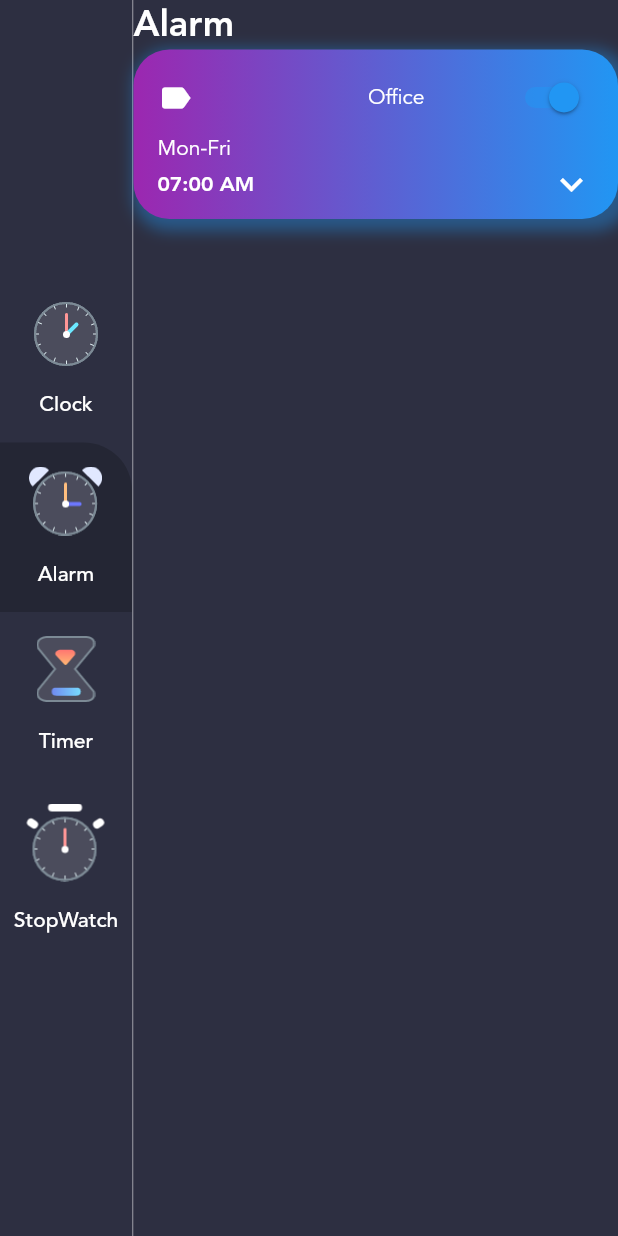
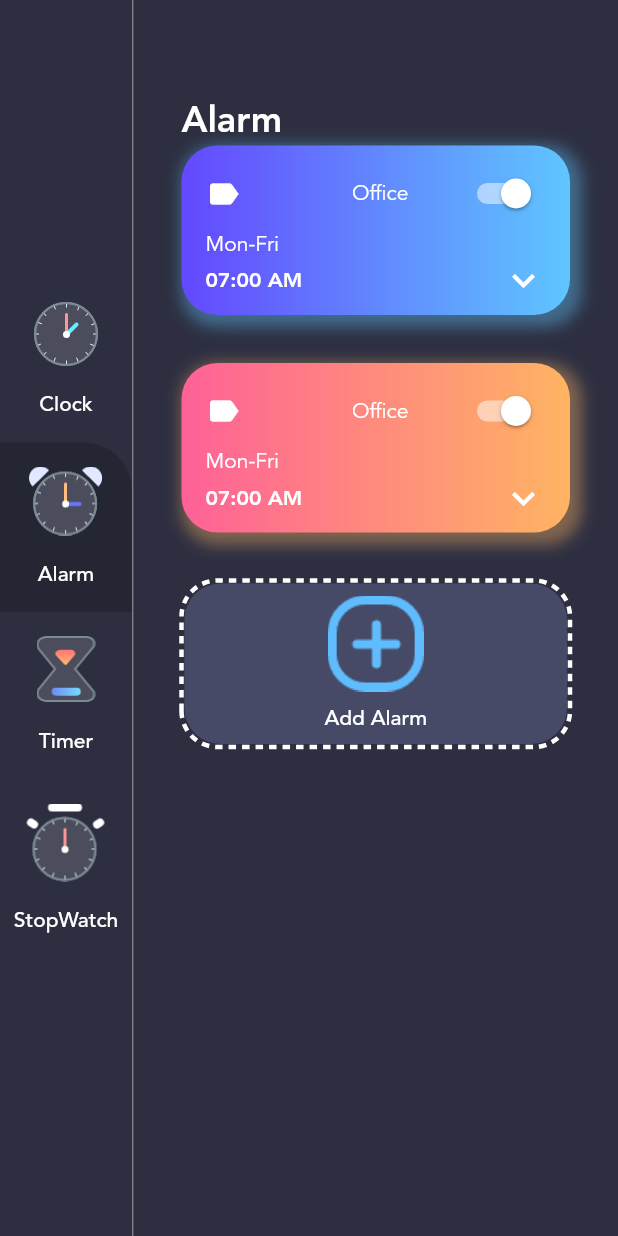
Before and after one commit to yusukefirstdevelop/ClockWithFlutter, a Flutter app: the screen it shows after launch, after a tap on "Alarm", on a phone screen of 412 x 824 dp. Run offline on Flutter 3.47's test engine with Material 2 defaults, Android fonts, the phone set to English and light mode, and no system bars; drawn by our look-alikes of dotted_border; our stand-ins replace flutter_local_notifications, sqflite; accounts and stored records are empty.

Commit message:
ultimo push

```diff
--- a/lib/data.dart
+++ b/lib/data.dart
@@ -1,8 +1,10 @@
+import 'package:uitraining/constants/theme_data.dart';
 import 'package:uitraining/enums.dart';
 import 'package:uitraining/models/alarm_info.dart';
 
 import 'models/menu_info.dart';
 
+// Dados do Sidebar
 List<MenuInfo> menuItems = [
   MenuInfo(MenuType.clock,
       title: "Clock", imageSource: "assets/clock_icon.png"),
@@ -14,6 +16,10 @@ List<MenuInfo> menuItems = [
       title: "StopWatch", imageSource: "assets/stopwatch_icon.png"),
 ];
 
+// LIsta de Alarm
 List<AlarmInfo> alarms = [
-  AlarmInfo(DateTime.now().add(Duration(hours: 1)), description: "Off")
+  AlarmInfo(DateTime.now().add(Duration(hours: 1)),
+      description: "Off", gradientColors: GradientColors.sky),
+  AlarmInfo(DateTime.now().add(Duration(hours: 2)),
+      description: "Sport", gradientColors: GradientColors.sunset),
 ];
--- a/lib/main.dart
+++ b/lib/main.dart
@@ -1,10 +1,37 @@
 import 'package:flutter/material.dart';
+import 'package:flutter_local_notifications/flutter_local_notifications.dart';
 import 'package:provider/provider.dart';
 import 'package:uitraining/enums.dart';
 import 'package:uitraining/models/menu_info.dart';
 import 'package:uitraining/views/homepage.dart';
 
-void main() {
+// Ativando Plugin de Notificacao
+final FlutterLocalNotificationsPlugin flutterLocalNotificationsPlugin =
+    FlutterLocalNotificationsPlugin();
+void main() async {
+  WidgetsFlutterBinding.ensureInitialized();
+
+  //Configuracao pra Android
+  var initializationSettingsAndroid =
+      const AndroidInitializationSettings('chameleon');
+
+  //Configuracao pra IOS
+  var initializationSettingIOS = IOSInitializationSettings(
+      requestAlertPermission: true,
+      requestBadgePermission: true,
+      requestSoundPermission: true,
+      onDidReceiveLocalNotification:
+          (int id, String? title, String? body, String? payload) async {});
+  var initializationSettings = InitializationSettings(
+    android: initializationSettingsAndroid,
+    iOS: initializationSettingIOS,
+  );
+  await flutterLocalNotificationsPlugin.initialize(initializationSettings,
+      onSelectNotification: (String? payload) async {
+    if (payload != null) {
+      debugPrint('notification payload: ' + payload);
+    }
+  });
   runApp(const MyApp());
 }
 
--- a/lib/models/alarm_info.dart
+++ b/lib/models/alarm_info.dart
@@ -1,7 +1,14 @@
+import 'package:flutter/material.dart';
+
 class AlarmInfo {
   DateTime alarmDateTime;
   String? description;
   bool? isActive;
+  List<Color> gradientColors;
+  String? title;
 
-  AlarmInfo(this.alarmDateTime, {this.description});
+  AlarmInfo(this.alarmDateTime,
+      {this.description, required this.gradientColors});
+
+  Map<String, Object?> toMap() {}
 }
--- a/lib/views/alarm_page.dart
+++ b/lib/views/alarm_page.dart
@@ -1,5 +1,11 @@
+import 'package:dotted_border/dotted_border.dart';
 import 'package:flutter/material.dart';
+import 'package:flutter_local_notifications/flutter_local_notifications.dart';
+import 'package:uitraining/constants/theme_data.dart';
 import 'package:uitraining/data.dart';
+import 'package:uitraining/main.dart';
+
+import '../models/alarm_info.dart';
 
 class AlarmPage extends StatefulWidget {
   const AlarmPage({Key? key}) : super(key: key);
@@ -11,7 +17,10 @@ class AlarmPage extends StatefulWidget {
 class _AlarmPageState extends State<AlarmPage> {
   @override
   Widget build(BuildContext context) {
-    return Column(
+    return Container(
+      // color: Colors.amber,
+      padding: const EdgeInsets.symmetric(horizontal: 32, vertical: 64),
+      child: Column(
         crossAxisAlignment: CrossAxisAlignment.start,
         children: <Widget>[
           const Text(
@@ -20,30 +29,34 @@ class _AlarmPageState extends State<AlarmPage> {
               fontFamily: "avenir",
               fontWeight: FontWeight.w700,
               color: Colors.white,
-              fontSize: 24),
+              fontSize: 24,
+            ),
           ),
           Expanded(
             child: ListView(
-            children: alarms.map((alarm) {
+              children: alarms.map<Widget>((alarm) {
                 return Container(
+                  margin: const EdgeInsets.only(bottom: 32),
                   padding:
                       const EdgeInsets.symmetric(horizontal: 16, vertical: 8),
                   // ignore: prefer_const_constructors
                   //DECORANDO O BOX DO ALARM
                   decoration: BoxDecoration(
-                  gradient: const LinearGradient(
-                    colors: [Colors.purple, Colors.blue],
+                    gradient: LinearGradient(
+                      //Cor buscada na theme_data
+                      colors: alarm.gradientColors,
                       begin: Alignment.centerLeft,
                       end: Alignment.centerRight,
                     ),
                     // SOMBRA
                     boxShadow: [
                       BoxShadow(
-                      color: Colors.blue.withOpacity(0.4),
+                        color: alarm.gradientColors.last.withOpacity(0.4),
                         // borrão
                         blurRadius: 8,
                         //Space da parte de tras do box (a sombra)
                         spreadRadius: 4,
+                        //posicao da onde a sombra vai ficar
                         offset: Offset(4, 4),
                       )
                     ],
@@ -55,29 +68,30 @@ class _AlarmPageState extends State<AlarmPage> {
                       Row(
                         mainAxisAlignment: MainAxisAlignment.spaceBetween,
                         children: <Widget>[
-                        Icon(
+                          const Icon(
                             Icons.label,
                             color: Colors.white,
                             size: 24,
                           ),
-                        SizedBox(
+                          const SizedBox(
                             width: 8,
                           ),
-                        Text(
+                          const Text(
                             "Office",
                             style: TextStyle(
                                 color: Colors.white, fontFamily: "avenir"),
                           ),
                           Switch(
+                            onChanged: (bool value) {},
                             value: true,
-                          onChanged: (bool value) {},
+                            activeColor: Colors.white,
                           ),
                         ],
                       ),
                       Text(
                         "Mon-Fri",
-                      style:
-                          TextStyle(color: Colors.white, fontFamily: "avenir"),
+                        style: TextStyle(
+                            color: Colors.white, fontFamily: "avenir"),
                       ),
                       Row(
                         mainAxisAlignment: MainAxisAlignment.spaceBetween,
@@ -100,10 +114,99 @@ class _AlarmPageState extends State<AlarmPage> {
                     ],
                   ),
                 );
-            }).toList(),
+                //Box de adicionar o alarm
+              }).followedBy([
+                DottedBorder(
+                  strokeWidth: 3,
+                  color: Colors.white,
+                  borderType: BorderType.RRect,
+                  radius: Radius.circular(24),
+                  dashPattern: [5, 4],
+                  child: Container(
+                    width: double.infinity,
+                    decoration: BoxDecoration(
+                      color: Color.fromARGB(255, 70, 74, 103),
+                      borderRadius: BorderRadius.all(
+                        Radius.circular(24),
+                      ),
+                    ),
+                    child: FlatButton(
+                      padding: const EdgeInsets.symmetric(
+                          horizontal: 32, vertical: 8),
+                      onPressed: () {
+                        // scheduleAlarm();
+                      },
+                      child: Column(
+                        children: [
+                          Image.asset(
+                            "assets/add_alarm.png",
+                          ),
+                          SizedBox(height: 8),
+                          Text(
+                            "Add Alarm",
+                            style: TextStyle(
+                                color: Colors.white, fontFamily: "avenir"),
+                          ),
+                        ],
+                      ),
+                    ),
+                  ),
+                )
+                //Transformando em uma lista
+              ]).toList(),
             ),
           ),
         ],
+      ),
     );
   }
+
+  void scheduleAlarm(
+      DateTime scheduledNotificationDateTime, AlarmInfo alarmInfo) async {
+    var androidPlatformChannelSpecifics = AndroidNotificationDetails(
+      'alarm_notif',
+      'alarm_notif',
+      // NEcessario fazer algumas mudancas nas pastas do ANDROID
+      icon: 'chameleon',
+      sound: RawResourceAndroidNotificationSound('a_long_cold_sting'),
+      largeIcon: DrawableResourceAndroidBitmap('chameleon'),
+    );
+
+    // Necessario fazer algumas mudancas nas pastas do IOS
+    var iOSPlatformChannelSpecifics = IOSNotificationDetails(
+        sound: 'a_long_cold_sting.wav',
+        presentAlert: true,
+        presentBadge: true,
+        presentSound: true);
+    var platformChannelSpecifics = NotificationDetails(
+        android: androidPlatformChannelSpecifics,
+        iOS: iOSPlatformChannelSpecifics);
+
+    await flutterLocalNotificationsPlugin.schedule(0, 'Office', alarmInfo.title,
+        scheduledNotificationDateTime, platformChannelSpecifics);
   }
+
+  // void onSaveAlarm() {
+  //   DateTime scheduleAlarmDateTime;
+  //   if (_alarmTime.isAfter(DateTime.now()))
+  //     scheduleAlarmDateTime = _alarmTime;
+  //   else
+  //     scheduleAlarmDateTime = _alarmTime.add(Duration(days: 1));
+
+  //   var alarmInfo = AlarmInfo(
+  //     alarmDateTime: scheduleAlarmDateTime,
+  //     gradientColorIndex: _currentAlarms.length,
+  //     title: 'alarm',
+  //   );
+  //   _alarmHelper.insertAlarm(alarmInfo);
+  //   scheduleAlarm(scheduleAlarmDateTime, alarmInfo);
+  //   Navigator.pop(context);
+  //   loadAlarms();
+  // }
+
+  // void deleteAlarm(int id) {
+  //   _alarmHelper.delete(id);
+  //   //unsubscribe for notification
+  //   loadAlarms();
+  // }
+}
--- a/lib/views/clock_page.dart
+++ b/lib/views/clock_page.dart
@@ -12,6 +12,15 @@ class ClockPage extends StatefulWidget {
 class _ClockPageState extends State<ClockPage> {
   @override
   Widget build(BuildContext context) {
-    return Container();
+    return Container(
+      child: Text(
+        "HELLO",
+        style: TextStyle(
+          fontWeight: FontWeight.bold,
+          fontSize: 20,
+          color: Colors.amber,
+        ),
+      ),
+    );
   }
 }
--- a/lib/views/clock_view.dart
+++ b/lib/views/clock_view.dart
@@ -16,6 +16,7 @@ class ClockView extends StatefulWidget {
 class _ClockViewState extends State<ClockView> {
   @override
   void initState() {
+    //Invoca repetidamente com Duration(tempo de intervalo) intervalos até ser cancelado com a função cancelar .
     Timer.periodic(Duration(seconds: 1), (timer) {
       setState(() {});
     });
@@ -92,7 +93,7 @@ class ClockPainter extends CustomPainter {
     var dashBrush = Paint()
       ..color = Color(0xFFEAECFF)
       ..style = PaintingStyle.stroke
-      ..strokeCap = StrokeCap.round
+      // ..strokeCap = StrokeCap.round
       ..strokeWidth = 1;
 
     //Desenhando apartir dos dados acima
--- a/pubspec.yaml
+++ b/pubspec.yaml
@@ -35,6 +35,9 @@ dependencies:
   # Use with the CupertinoIcons class for iOS style icons.
   cupertino_icons: ^1.0.2
   provider: ^6.0.2
+  dotted_border: ^2.0.0+2
+  flutter_local_notifications: ^9.4.0
+  sqflite:
 
 dev_dependencies:
   flutter_test:
```
Also changed, not shown: lib/alarm_helper.dart (added, +63 -0 lines), lib/constants/theme_data.dart (added, +27 -0 lines), lib/views/homepage.dart (+5 -2 lines), pubspec.lock, 5 other files. Lines whose indentation alone changed are shown as unchanged.
